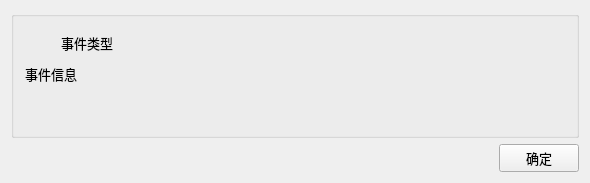
Above: infowidget.ui from csthenry/weplanet-desktop before the change. Below: the same form after it.
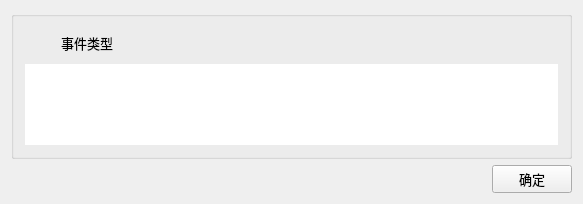
That is the form after the change. Icons and pictures are not drawn.

The edit to the form file:
```diff
--- a/infowidget.ui
+++ b/infowidget.ui
@@ -6,8 +6,8 @@
    <rect>
     <x>0</x>
     <y>0</y>
-    <width>590</width>
-    <height>183</height>
+    <width>583</width>
+    <height>204</height>
    </rect>
   </property>
   <property name="windowTitle">
@@ -85,20 +85,30 @@
        </spacer>
       </item>
       <item row="1" column="0" colspan="3">
-       <widget class="QLabel" name="label_info">
+       <widget class="QTextBrowser" name="textBrowser_info">
+        <property name="frameShape">
+         <enum>QFrame::NoFrame</enum>
+        </property>
+       </widget>
+      </item>
+      <item row="0" column="0">
+       <widget class="QLabel" name="label_icon">
         <property name="minimumSize">
          <size>
-          <width>0</width>
+          <width>30</width>
+          <height>30</height>
+         </size>
+        </property>
+        <property name="maximumSize">
+         <size>
+          <width>30</width>
           <height>30</height>
          </size>
         </property>
         <property name="text">
-         <string>事件信息</string>
+         <string/>
         </property>
-        <property name="alignment">
-         <set>Qt::AlignLeading|Qt::AlignLeft|Qt::AlignTop</set>
-        </property>
-        <property name="wordWrap">
+        <property name="scaledContents">
          <bool>true</bool>
         </property>
        </widget>
```
Left out of the diff: 28 changed lines with no effect on the pictures.
